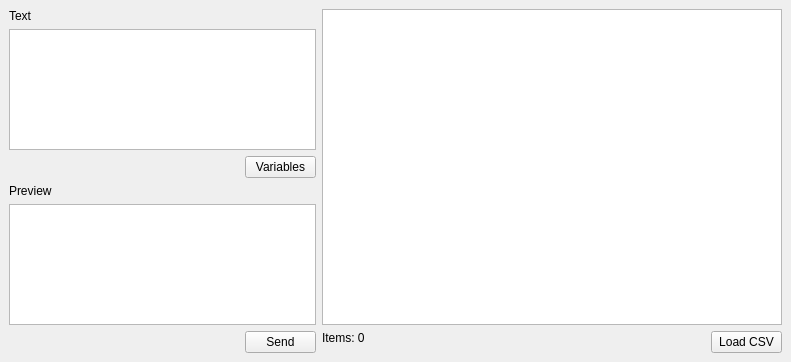
Above: ui/main_window.ui from RobbyDesrosiers/QuickText before the change. Below: the same form after it.
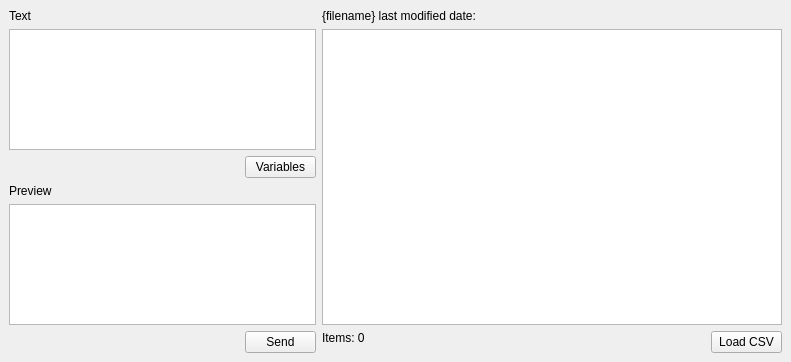
That is the form after the change. Custom widgets are drawn as their Qt base class.

The edit to the form file:
```diff
--- a/ui/main_window.ui
+++ b/ui/main_window.ui
@@ -51,17 +51,7 @@
     </item>
     <item row="0" column="1" rowspan="2">
      <layout class="QGridLayout" name="gridLayout_3">
-      <item row="0" column="0" colspan="2">
-       <widget class="CsvTable" name="tbl_csv_viewer">
-        <property name="maximumSize">
-         <size>
-          <width>1200</width>
-          <height>16777215</height>
-         </size>
-        </property>
-       </widget>
-      </item>
-      <item row="1" column="0">
+      <item row="2" column="0">
        <widget class="QLabel" name="lbl_item">
         <property name="text">
          <string>Items: 0</string>
@@ -71,7 +61,7 @@
         </property>
        </widget>
       </item>
-      <item row="1" column="1">
+      <item row="2" column="1">
        <widget class="QPushButton" name="btn_csv_input">
         <property name="maximumSize">
          <size>
@@ -84,6 +74,23 @@
         </property>
        </widget>
       </item>
+      <item row="1" column="0" colspan="2">
+       <widget class="CsvTable" name="tbl_csv_viewer">
+        <property name="maximumSize">
+         <size>
+          <width>1200</width>
+          <height>16777215</height>
+         </size>
+        </property>
+       </widget>
+      </item>
+      <item row="0" column="0">
+       <widget class="QLabel" name="lbl_last_mod">
+        <property name="text">
+         <string>{filename} last modified date:</string>
+        </property>
+       </widget>
+      </item>
      </layout>
     </item>
     <item row="1" column="0">
```
Left out of the diff: 6 changed lines with no effect on the pictures.
